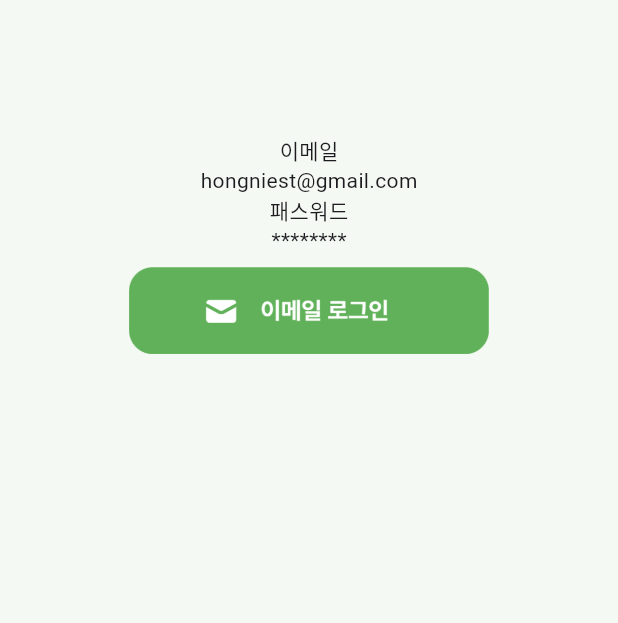
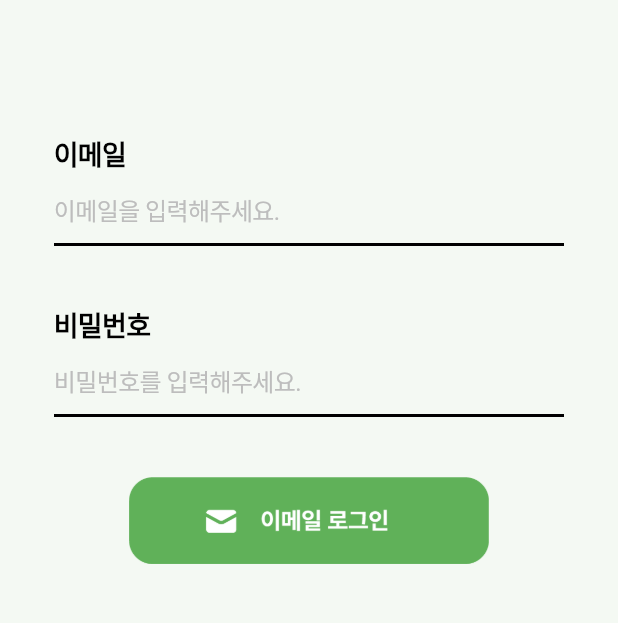
Before and after one commit to haleyalwayshappy/atempo_app, a Flutter app: the screen it shows after launch, on a phone screen of 412 x 824 dp, the part 235-858 px from its top. Run offline on Flutter 3.47's test engine with Material 3 defaults, Android fonts, the light colour scheme and no system bars; our stand-ins replace flutter_svg, fluttertoast, table_calendar; Roboto replaces fonts that are missing (Pretendard).

Commit message:
화면구현
- 로그인 화면 : 텍스트필드 추가
- 홈 화면 구성 완료
- 달력 구현

```diff
--- a/lib/main.dart
+++ b/lib/main.dart
@@ -1,9 +1,8 @@
+import 'package:atempo_app/screens/account/login_email_screen.dart';
 import 'package:atempo_app/screens/account/login_screen.dart';
-import 'package:atempo_app/screens/home/choice_emotion_screen.dart';
 import 'package:atempo_app/utils/constants.dart';
+import 'package:atempo_app/widgets/bottom_widget.dart';
 import 'package:flutter/material.dart';
-
-import 'screens/account/login_email_screen.dart';
 
 void main() => runApp(const MainScreenApp());
 
--- a/lib/screens/account/login_email_screen.dart
+++ b/lib/screens/account/login_email_screen.dart
@@ -1,3 +1,4 @@
+import 'package:atempo_app/widgets/textfield_with_title.dart';
 import 'package:flutter/material.dart';
 
 class LoginEmailScreen extends StatefulWidget {
@@ -10,12 +11,6 @@
 class _LoginEmailScreenState extends State<LoginEmailScreen> {
   @override
   Widget build(BuildContext context) {
-    double deviceWidth = MediaQuery.of(context).size.width;
-    double deviceHeight = MediaQuery.of(context).size.height;
-
-    double widthRatio = deviceWidth / 375;
-    double heightRatio = deviceHeight / 812;
-
     return Scaffold(
       body: SafeArea(
         child: Center(
@@ -31,25 +26,22 @@
               Container(
                 height: 90,
               ),
-              Column(
-                crossAxisAlignment: CrossAxisAlignment.center,
-                children: [
-                  Text("이메일"),
-                  // 로그인 양식 찾기
-                  Row(
-                    mainAxisAlignment: MainAxisAlignment.center,
-                    children: [
-                      Text("hongniest",),
-                      Text("@"),
-                      Text("gmail.com"),
-                    ],
-                  ),
-                  Text("패스워드"),
-                  Text("********"),
-                ],
+              Padding(
+                padding: const EdgeInsets.only(left: 36, right: 36, bottom: 32),
+                child: Column(
+                  crossAxisAlignment: CrossAxisAlignment.center,
+                  children: [
+                    TextFieldWithTitle(
+                        labelText: '이메일', hintText: "이메일을 입력해주세요."),
+                    SizedBox(
+                      height: 40,
+                    ),
+                    TextFieldWithTitle(
+                        labelText: '비밀번호', hintText: "비밀번호를 입력해주세요."),
+                  ],
+                ),
               ),
               IconButton(
-                padding: EdgeInsets.symmetric(vertical: 8),
                 onPressed: () {},
                 icon: Image.asset(
                   'assets/images/button/email_login_btn.png',
--- a/lib/screens/account/login_screen.dart
+++ b/lib/screens/account/login_screen.dart
@@ -12,6 +12,7 @@
         child: Center(
           child: Column(
             children: [
+              // container - heigth값은 위아래 여백을 위해 사용함
               Container(
                 height: 150,
               ),
--- a/lib/widgets/emotion_popup_widget.dart
+++ b/lib/widgets/emotion_popup_widget.dart
@@ -8,7 +8,7 @@
   @override
   Widget build(BuildContext context) {
     return Container(
-      margin: EdgeInsets.all(outlinedDouble),
+      // margin: EdgeInsets.all(outlinedDouble),
       padding: EdgeInsets.all(4),
       decoration: BoxDecoration(
         borderRadius: BorderRadius.circular(15),
@@ -19,7 +19,7 @@
         children: [
           Container(
             width: 80,
-            child: Image.asset('assets/images/icon_joy1.png'),
+            child: Image.asset('assets/images/icon/icon_joy_y.png'),
           ),
           Text(
             "오늘 기분 해피이~!",
--- /dev/null
+++ b/lib/widgets/textfield_with_title.dart
@@ -0,0 +1,175 @@
+import 'package:flutter/cupertino.dart';
+import 'package:flutter/material.dart';
+
+class TextFieldWithTitle extends StatefulWidget {
+  final String labelText;
+  final int? maxLength; // 옵셔널
+  final String hintText;
+  final TextInputType keyboardType;
+  final bool isCupertinoPicker;
+  final List<String>? pickerItems; // 옵셔널
+  final String? selectedValue; // 옵셔널
+  final ValueChanged<String?>? onChanged; // 옵셔널
+
+  const TextFieldWithTitle({
+    super.key,
+    required this.labelText,
+    this.maxLength,
+    required this.hintText,
+    this.keyboardType = TextInputType.text, // 기본값 설정
+    this.isCupertinoPicker = false, // 기본값 설정
+    this.pickerItems,
+    this.onChanged,
+    this.selectedValue,
+  });
+
+  @override
+  _TextFieldWithTitleState createState() => _TextFieldWithTitleState();
+}
+
+class _TextFieldWithTitleState extends State<TextFieldWithTitle> {
+  @override
+  Widget build(BuildContext context) {
+    if (widget.isCupertinoPicker) {
+      return Column(
+        crossAxisAlignment: CrossAxisAlignment.start,
+        children: [
+          Text(
+            widget.labelText,
+            style: TextStyle(
+              fontFamily: 'Pretendard',
+              fontWeight: FontWeight.w600,
+              fontSize: 18,
+              color: Colors.black,
+              letterSpacing: -0.45,
+            ),
+          ),
+          GestureDetector(
+            onTap: () => _showCupertinoPicker(context),
+            child: AbsorbPointer(
+              child: TextField(
+                autocorrect: false,
+                enableSuggestions: false,
+                controller: TextEditingController(text: widget.selectedValue),
+                decoration: InputDecoration(
+                  hintText: widget.hintText,
+                  hintStyle: TextStyle(
+                    fontFamily: 'Pretendard',
+                    fontWeight: FontWeight.w400,
+                    fontSize: 16,
+                    letterSpacing: -0.4,
+                    color: Colors.grey.shade400,
+                  ),
+                  focusedBorder: UnderlineInputBorder(
+                    borderSide: BorderSide(color: Colors.black, width: 2),
+                  ),
+                  enabledBorder: UnderlineInputBorder(
+                    borderSide: BorderSide(color: Colors.black, width: 2),
+                  ),
+                  suffixIcon: Icon(
+                    Icons.arrow_drop_down,
+                    color: Colors.black,
+                  ),
+                ),
+                style: TextStyle(
+                  fontFamily: 'Pretendard',
+                  fontWeight: FontWeight.w400,
+                  fontSize: 16,
+                  letterSpacing: -0.4,
+                ),
+              ),
+            ),
+          ),
+        ],
+      );
+    } else {
+      return Column(
+        crossAxisAlignment: CrossAxisAlignment.start,
+        children: [
+          Text(
+            widget.labelText,
+            style: TextStyle(
+              fontFamily: 'Pretendard',
+              fontWeight: FontWeight.w600,
+              fontSize: 18,
+              color: Colors.black,
+              letterSpacing: -0.45,
+            ),
+          ),
+          TextField(
+            autocorrect: false,
+            enableSuggestions: false,
+            maxLength: widget.maxLength,
+            keyboardType: widget.keyboardType,
+            cursorColor: Colors.green,
+            style: TextStyle(
+              fontFamily: 'Pretendard',
+              fontWeight: FontWeight.w400,
+              fontSize: 16,
+              letterSpacing: -0.4,
+            ),
+            decoration: InputDecoration(
+              hintText: widget.hintText,
+              hintStyle: TextStyle(
+                fontFamily: 'Pretendard',
+                fontWeight: FontWeight.w400,
+                fontSize: 16,
+                letterSpacing: -0.4,
+                color: Colors.grey.shade400,
+              ),
+              focusedBorder: UnderlineInputBorder(
+                borderSide: BorderSide(color: Colors.black, width: 2),
+              ),
+              enabledBorder: UnderlineInputBorder(
+                borderSide: BorderSide(color: Colors.black, width: 2),
+              ),
+            ),
+          ),
+        ],
+      );
+    }
+  }
+
+  void _showCupertinoPicker(BuildContext context) {
+    FocusScope.of(context).unfocus(); // 키보드 내리기
+    showCupertinoModalPopup(
+      context: context,
+      builder: (context) {
+        return CupertinoActionSheet(
+          actions: widget.pickerItems!.map((String item) {
+            return CupertinoActionSheetAction(
+              child: Text(
+                item,
+                style: TextStyle(
+                  fontFamily: 'Pretendard',
+                  fontWeight: FontWeight.w400,
+                  fontSize: 16,
+                  color: Colors.black,
+                ),
+              ),
+              onPressed: () {
+                Navigator.pop(context);
+                widget.onChanged?.call(item);
+              },
+            );
+          }).toList(),
+          cancelButton: CupertinoActionSheetAction(
+            isDestructiveAction: true,
+            onPressed: () {
+              Navigator.pop(context);
+            },
+            child: Text(
+              '취소',
+              style: TextStyle(
+                fontFamily: 'Pretendard',
+                fontWeight: FontWeight.w500,
+                fontSize: 16,
+                color: Colors.red, // 취소 버튼의 글씨 색상
+              ),
+            ),
+          ),
+        );
+      },
+    );
+  }
+}
--- a/pubspec.yaml
+++ b/pubspec.yaml
@@ -41,6 +41,7 @@
   flutter_svg: ^2.0.6
   flutter_calendar_carousel: ^2.4.3
   intl:  ^0.18.1
+  table_calendar: ^3.0.9
 
 dev_dependencies:
   flutter_test:
```
Also changed, not shown: lib/screens/diary/diary_main_screen.dart (+12 -4 lines), lib/screens/home/home_screen.dart (+68 -14 lines), lib/utils/constants.dart (+15 -1 lines), lib/widgets/container.dart (added, +16 -0 lines), lib/widgets/custom_calendar_widget.dart (added, +57 -0 lines), lib/widgets/recommend_music.dart (+4 -9 lines), pubspec.lock, 3 other files.
